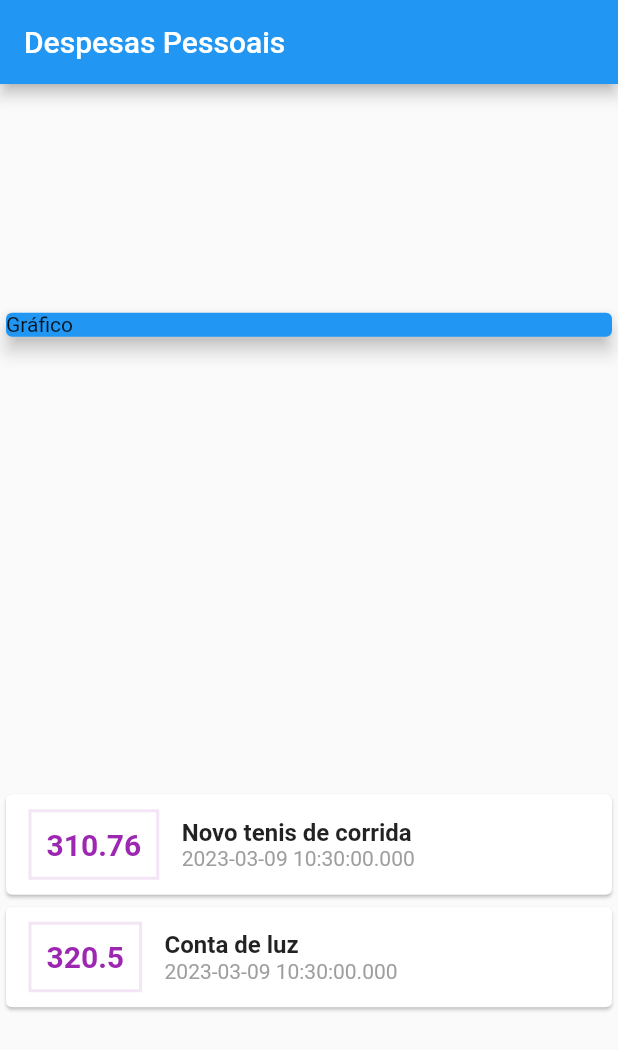
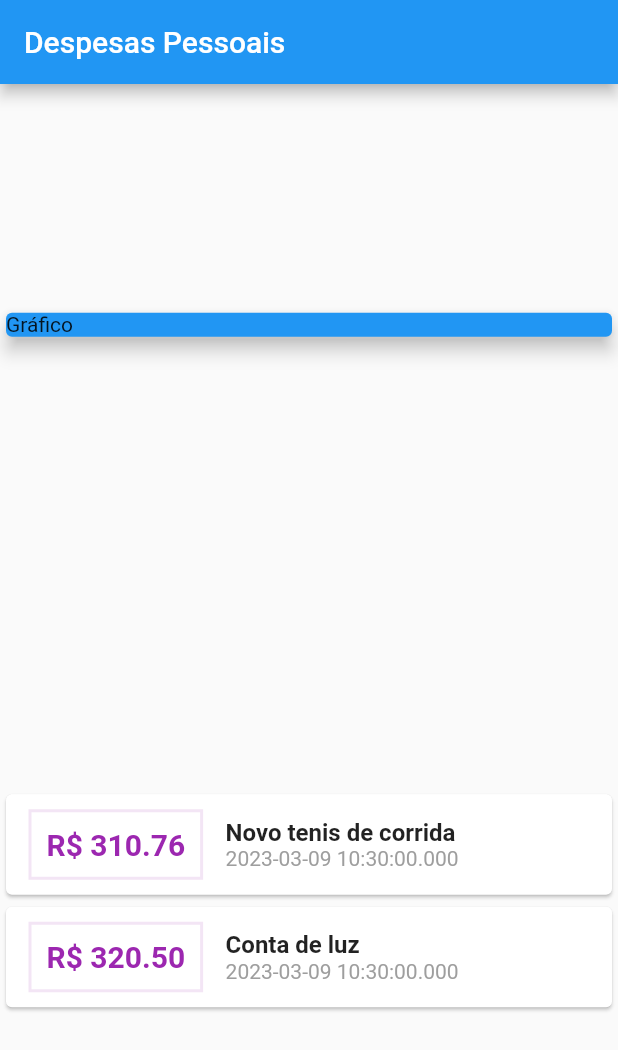
Before and after one commit to alanbraulio/expenses-flutter, a Flutter app: the screen it shows after launch, on a phone screen of 412 x 824 dp. Shown: the top 1050 px of the screen. Run offline on Flutter 3.47's test engine with Material 2 defaults, Android fonts, the phone set to English and light mode, and no system bars.

```diff
--- a/lib/main.dart
+++ b/lib/main.dart
@@ -57,7 +57,7 @@ class MyHomePage extends StatelessWidget {
                                   color: Colors.purple.shade50, width: 2)),
                           padding: const EdgeInsets.all(10),
                           child: Text(
-                            tr.value.toString(),
+                           'R\$ ${tr.value.toStringAsFixed(2)}',
                             style: const TextStyle(
                               fontWeight: FontWeight.bold,
                               fontSize: 20,
--- a/pubspec.yaml
+++ b/pubspec.yaml
@@ -30,7 +30,7 @@ environment:
 dependencies:
   flutter:
     sdk: flutter
-
+  intl: 0.18.0
 
   # The following adds the Cupertino Icons font to your application.
   # Use with the CupertinoIcons class for iOS style icons.
```
Also changed, not shown: pubspec.lock.
